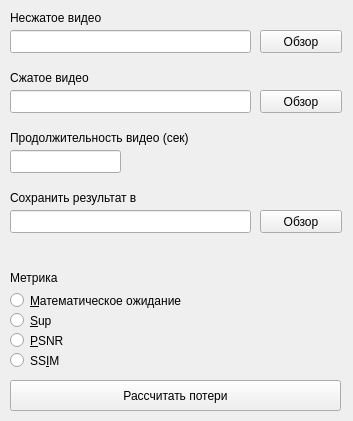
Before: the Qt Designer form mainwindow.ui in paswd/VideoAssessment, drawn with Qt 5.
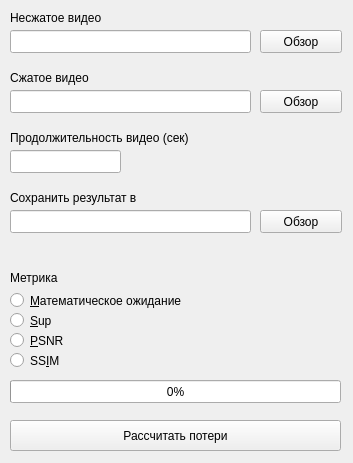
After: the same form once the commit is applied.

Commit message: Ready interface

Patch:
```diff
--- a/mainwindow.ui
+++ b/mainwindow.ui
@@ -7,7 +7,7 @@
     <x>0</x>
     <y>0</y>
     <width>353</width>
-    <height>421</height>
+    <height>463</height>
    </rect>
   </property>
   <property name="sizePolicy">
@@ -161,7 +161,7 @@
     <property name="geometry">
      <rect>
       <x>10</x>
-      <y>380</y>
+      <y>420</y>
       <width>331</width>
       <height>31</height>
      </rect>
@@ -229,6 +229,22 @@
      <string>Сохранить результат в</string>
     </property>
    </widget>
+   <widget class="QProgressBar" name="progressBar">
+    <property name="enabled">
+     <bool>true</bool>
+    </property>
+    <property name="geometry">
+     <rect>
+      <x>10</x>
+      <y>380</y>
+      <width>331</width>
+      <height>23</height>
+     </rect>
+    </property>
+    <property name="value">
+     <number>0</number>
+    </property>
+   </widget>
   </widget>
  </widget>
  <layoutdefault spacing="6" margin="11"/>
```
The commit also changes 2 other files.
